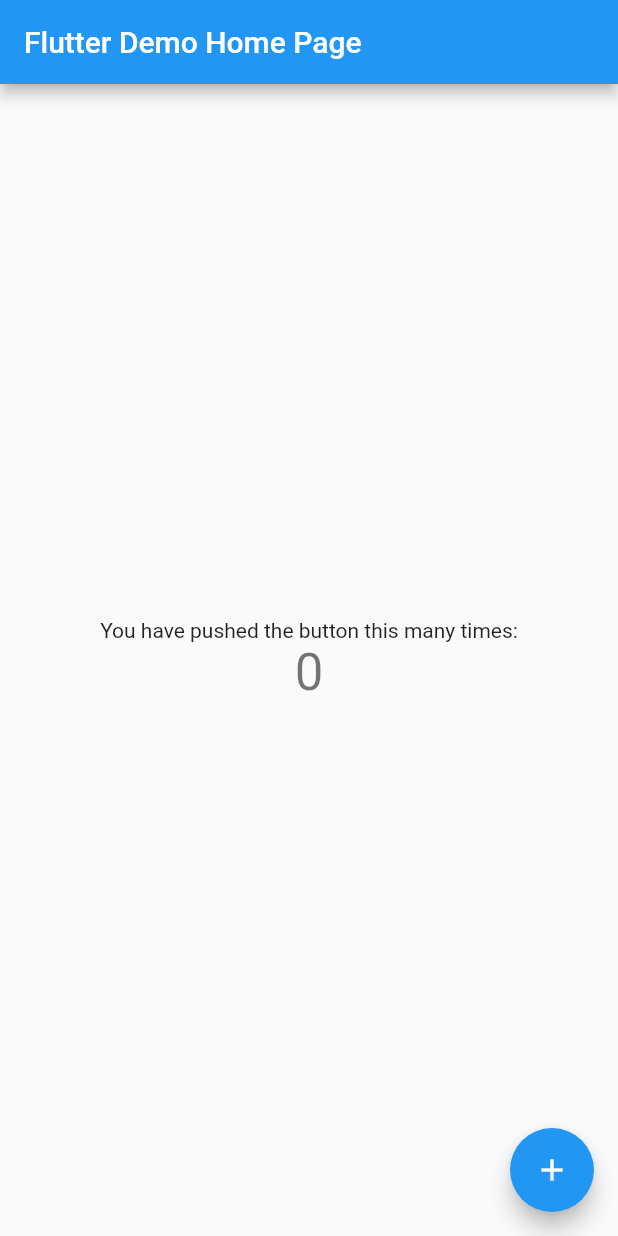
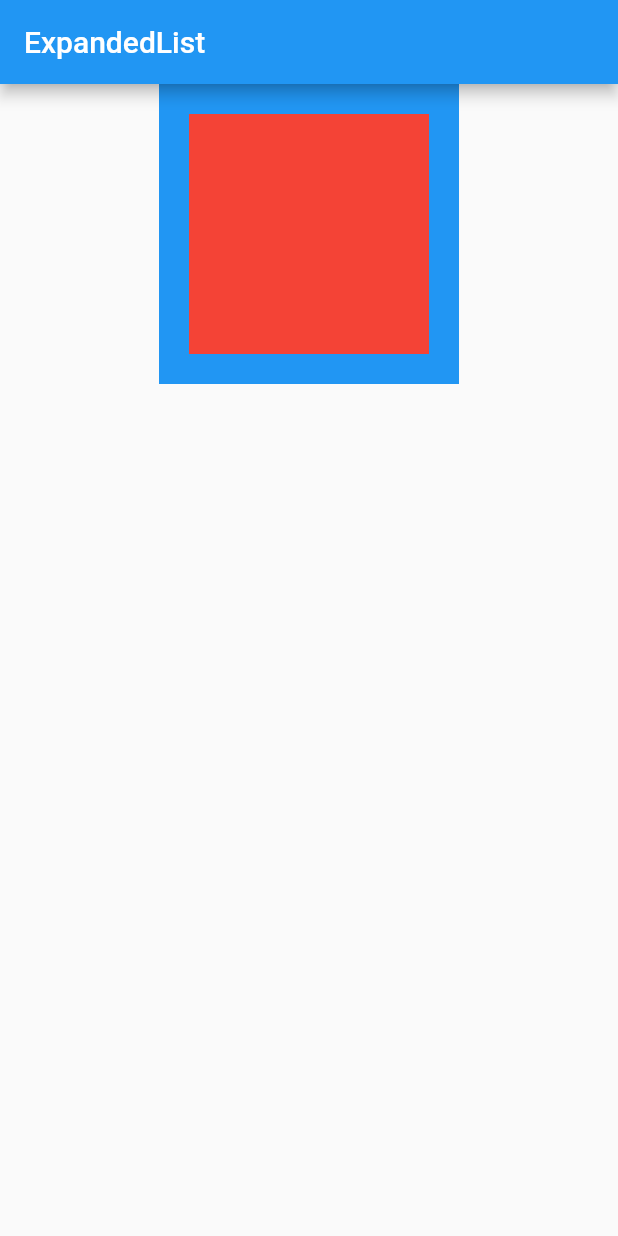
Before and after one commit to hasegawa282/prac_flutter, a Flutter app: the screen it shows after launch, on a phone screen of 412 x 824 dp. Run offline on Flutter 3.47's test engine with Material 2 defaults, Android fonts, the phone set to English and light mode, and no system bars.

Commit message:
pading expanding

```diff
--- /dev/null
+++ b/lib/components/PaddingWidget.dart
@@ -0,0 +1,31 @@
+import 'package:flutter/material.dart';
+
+class PaddingPage extends StatelessWidget {
+  @override
+  Widget build(BuildContext context) {
+    return Scaffold(
+      appBar: AppBar(
+        title: const Text("ExpandedList"),
+      ),
+      body: Center(
+        child: Column(
+          children: <Widget>[
+            Container(
+              width: 200,
+              height: 200,
+              color: Colors.blue,
+              // paddingだけを入れたい場合、Containerは非推奨
+              padding: EdgeInsets.all(20),
+              child: Container(color: Colors.red),
+            ),
+            // Padding(
+            //   // 推奨
+            //   padding: EdgeInsets.all(10),
+            //   child: Container(color: Colors.red, child: Text('aaa')),
+            // ),
+          ],
+        ),
+      ),
+    );
+  }
+}
--- a/lib/main.dart
+++ b/lib/main.dart
@@ -1,4 +1,6 @@
 import 'package:flutter/material.dart';
+import 'package:prac/components/ExpandedWidget.dart';
+import 'package:prac/components/PaddingWidget.dart';
 import 'package:prac/components/ProviderWidget.dart';
 import 'package:provider/provider.dart';
 
@@ -22,7 +24,7 @@ class MyApp extends StatelessWidget {
           theme: ThemeData(
             primarySwatch: Colors.blue,
           ),
-          home: MyHomePage(),
+          home: PaddingPage(),
         ));
   }
 }
```
Also changed, not shown: lib/components/ExpandedWidget.dart (added, +34 -0 lines).
